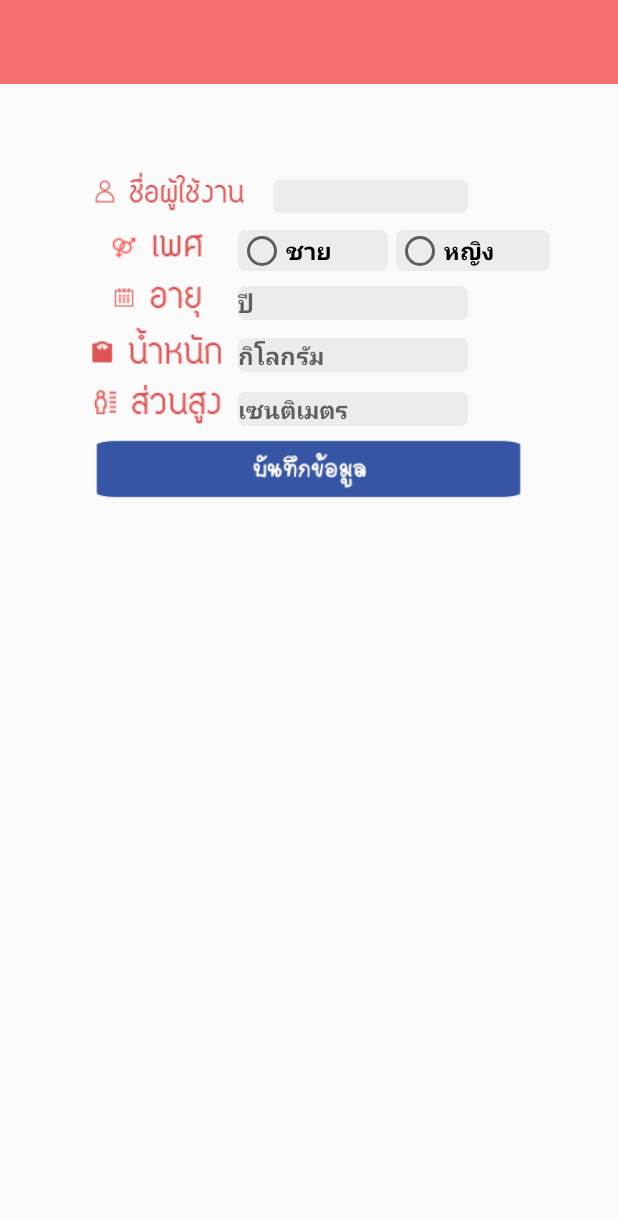
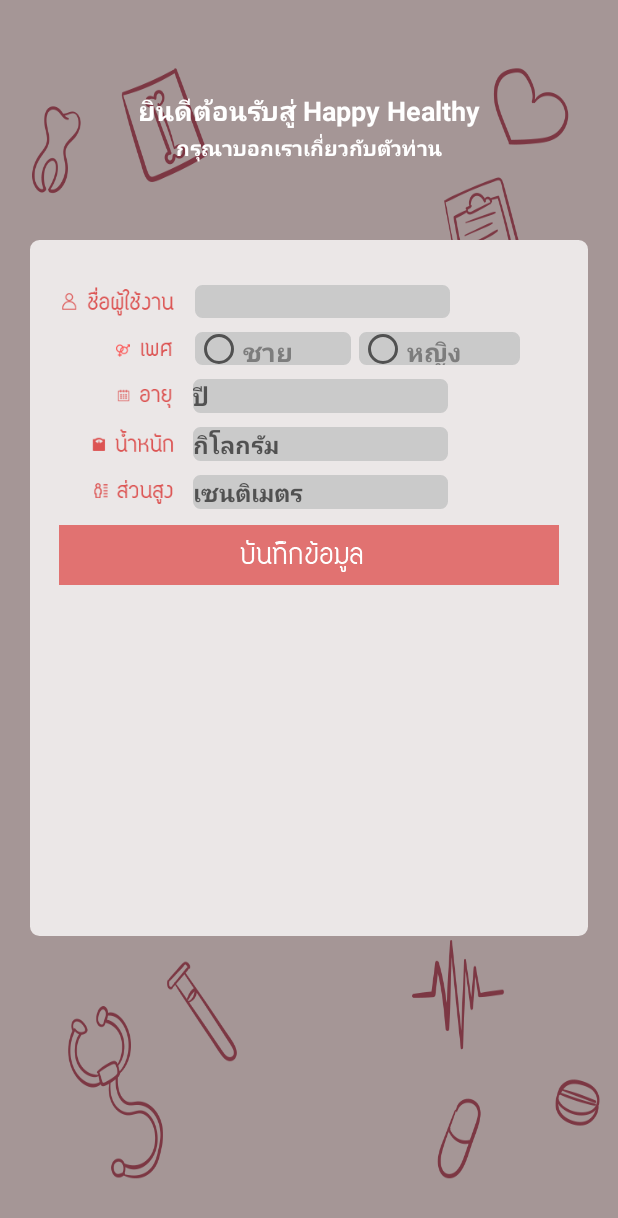
Before and after one commit to jirapornpraneet/AppHappyHealthy, an Android app: the screen it shows after launch (DataUser), on a phone screen of 412 x 824 dp. Shown: the top 1218 px of the screen. Run offline under Robolectric (Android 15) with nearby library versions, the phone set to English and light mode, and no system bars; 5 statements that could not run were skipped.

Commit message:
DesignDataUser

```diff
--- /dev/null
+++ b/app/src/main/res/drawable/my_bg_bordar_datauser.xml
@@ -0,0 +1,21 @@
+<?xml version="1.0" encoding="utf-8"?>
+<shape xmlns:android="http://schemas.android.com/apk/res/android"
+    android:shape="rectangle" >
+
+    <!-- view background color -->
+    <solid
+        android:color="#cacaca" >
+    </solid>
+
+    <!-- view border color and width -->
+    <stroke
+        android:width="2dp"
+        android:color="#cacaca" >
+    </stroke>
+
+    <!-- The radius makes the corners rounded -->
+    <corners
+        android:radius="4dp"   >
+    </corners>
+
+</shape>
--- /dev/null
+++ b/app/src/main/res/drawable/my_bgdata.xml
@@ -0,0 +1,21 @@
+<?xml version="1.0" encoding="utf-8"?>
+<shape xmlns:android="http://schemas.android.com/apk/res/android"
+    android:shape="rectangle" >
+
+    <!-- view background color -->
+    <solid
+        android:color="#ebe7e7" >
+    </solid>
+
+    <!-- view border color and width -->
+    <stroke
+        android:width="2dp"
+        android:color="#ebe7e7" >
+    </stroke>
+
+    <!-- The radius makes the corners rounded -->
+    <corners
+        android:radius="5dp"   >
+    </corners>
+
+</shape>
--- a/app/src/main/res/layout/activity_data_user.xml
+++ b/app/src/main/res/layout/activity_data_user.xml
@@ -5,69 +5,85 @@
     android:layout_width="match_parent"
     android:layout_height="match_parent"
     tools:context="com.example.nut.happyhealthy.DataUser"
-    android:orientation="horizontal">
+    android:orientation="horizontal"
+    android:background="@drawable/bgdatauser">
 
-    <LinearLayout
-        android:id="@+id/container_toolbar"
-        android:layout_width="match_parent"
+
+    <TextView
+        android:layout_width="wrap_content"
         android:layout_height="wrap_content"
-        android:orientation="vertical">
+        android:text="ยินดีต้อนรับสู่ Happy Healthy"
+        android:id="@+id/textView18"
+        android:layout_centerHorizontal="true"
+        android:layout_marginTop="60dp"
+        android:textSize="18dp"
+        android:textStyle="bold"
+        android:textColor="#ffffff" />
 
-        <include
-            android:id="@+id/toolbar"
-            layout="@layout/toolbar" />
-    </LinearLayout>
 
+    <TextView
+        android:layout_width="wrap_content"
+        android:layout_height="wrap_content"
+        android:text="กรุณาบอกเราเกี่ยวกับตัวท่าน"
+        android:id="@+id/textView19"
+        android:layout_centerHorizontal="true"
+        android:layout_marginTop="88dp"
+        android:textSize="14dp"
+        android:textStyle="bold"
+        android:textColor="#ffffff" />
 
     <LinearLayout
         android:orientation="vertical"
         android:layout_width="fill_parent"
-        android:layout_height="fill_parent"
+        android:layout_height="match_parent"
         android:id="@+id/linearLayout"
-        android:layout_marginTop="10dp">
+        android:layout_marginLeft="20dp"
+        android:layout_marginRight="20dp"
+        android:layout_marginTop="160dp"
+        android:layout_marginBottom="200dp"
+        android:background="@drawable/my_bgdata">
 
         <LinearLayout
             android:orientation="horizontal"
             android:layout_width="match_parent"
             android:layout_height="wrap_content"
-            android:layout_marginTop="100dp">
+            android:layout_marginTop="30dp"
+            android:layout_marginLeft="10dp">
 
             <ImageView
-                android:layout_width="30dp"
-                android:layout_height="35dp"
+                android:layout_width="wrap_content"
+                android:layout_height="22dp"
                 android:id="@+id/imageView15"
-                android:layout_marginLeft="60dp"
-                android:layout_weight="1"
                 android:src="@drawable/da5" />
 
             <EditText
-                android:layout_width="50dp"
+                android:layout_width="170dp"
                 android:layout_height="wrap_content"
                 android:inputType="textPersonName"
                 android:id="@+id/User_Name"
-                android:textColor="#000000"
+                android:textColor="#7d7d7d"
                 android:editable="true"
-                android:layout_marginRight="100dp"
-                android:layout_weight="1"
                 android:textSize="16dp"
-                android:layout_marginLeft="12dp"
-                android:background="@drawable/my_border_box"
-                android:textStyle="bold"
-                android:layout_marginTop="10dp" />
+                android:background="@drawable/my_bg_bordar_datauser"
+                android:textStyle="bold" />
 
         </LinearLayout>
 
         <LinearLayout
             android:orientation="horizontal"
             android:layout_width="match_parent"
-            android:layout_height="wrap_content">
+            android:layout_height="wrap_content"
+            android:layout_marginTop="9dp"
+            android:layout_marginLeft="10dp">
 
             <ImageView
-                android:layout_width="95dp"
-                android:layout_height="35dp"
+                android:layout_width="wrap_content"
+                android:layout_height="22dp"
                 android:id="@+id/imageView17"
                 android:src="@drawable/da6"
-                android:layout_marginLeft="58dp" />
+                android:layout_marginLeft="38dp" />
+
+
 
             <RadioGroup
                 android:layout_width="0dp"
@@ -75,19 +91,18 @@
                 android:orientation="horizontal"
                 android:id="@+id/User_Sex"
                 android:layout_weight="1"
-                android:layout_marginRight="40dp"
-                android:layout_marginTop="8dp">
+                android:layout_marginRight="40dp">
 
                 <RadioButton
                     android:layout_width="wrap_content"
                     android:layout_height="wrap_content"
                     android:text="ชาย"
                     android:id="@+id/man"
-                    android:textColor="#000000"
+                    android:textColor="#7d7d7d"
                     android:layout_weight="1"
                     android:checked="false"
-                    android:textSize="16sp"
-                    android:background="@drawable/my_border_box"
+                    android:textSize="17dp"
+                    android:background="@drawable/my_bg_bordar_datauser"
                     android:textStyle="bold"
                     android:layout_marginRight="5dp"
                     android:layout_marginLeft="5dp" />
@@ -97,11 +112,11 @@
                     android:layout_height="wrap_content"
                     android:text="หญิง"
                     android:id="@+id/woman"
-                    android:textColor="#000000"
+                    android:textColor="#7d7d7d"
                     android:layout_weight="1"
-                    android:textSize="16dp"
+                    android:textSize="17dp"
                     android:layout_marginRight="5dp"
-                    android:background="@drawable/my_border_box"
+                    android:background="@drawable/my_bg_bordar_datauser"
                     android:textStyle="bold" />
             </RadioGroup>
 
@@ -110,92 +125,89 @@
         <LinearLayout
             android:orientation="horizontal"
             android:layout_width="match_parent"
-            android:layout_height="wrap_content">
+            android:layout_height="wrap_content"
+            android:layout_marginTop="9dp"
+            android:layout_marginLeft="10dp">
 
             <ImageView
-                android:layout_width="95dp"
-                android:layout_height="35dp"
+                android:layout_width="wrap_content"
+                android:layout_height="22dp"
                 android:id="@+id/imageView20"
-                android:layout_marginLeft="58dp"
-                android:src="@drawable/da7" />
+                android:src="@drawable/da7"
+                android:layout_marginLeft="40dp" />
 
             <EditText
-                android:layout_width="50dp"
+                android:layout_width="170dp"
                 android:layout_height="wrap_content"
                 android:inputType="number"
                 android:ems="10"
                 android:id="@+id/User_Age"
-                android:layout_weight="2"
-                android:textColor="#000000"
-                android:background="@drawable/my_border_box"
-                android:layout_marginRight="100dp"
+                android:textColor="#7d7d7d"
+                android:background="@drawable/my_bg_bordar_datauser"
                 android:textSize="16dp"
                 android:hint="ปี"
-                android:layout_marginLeft="5dp"
-                android:layout_marginTop="10dp"
                 android:autoText="false"
-                android:textStyle="bold" />
+                android:textStyle="bold"
+                android:layout_marginLeft="5dp" />
 
         </LinearLayout>
 
         <LinearLayout
             android:orientation="horizontal"
             android:layout_width="match_parent"
-            android:layout_height="wrap_content">
+            android:layout_height="wrap_content"
+            android:layout_marginTop="9dp"
+            android:layout_marginLeft="10dp">
 
             <ImageView
-                android:layout_width="95dp"
-                android:layout_height="35dp"
+                android:layout_width="wrap_content"
+                android:layout_height="22dp"
                 android:id="@+id/imageView18"
                 android:src="@drawable/da8"
-                android:layout_marginLeft="58dp" />
+                android:layout_marginLeft="25dp" />
 
             <EditText
-                android:layout_width="40dp"
+                android:layout_width="170dp"
                 android:layout_height="wrap_content"
                 android:inputType="numberDecimal"
                 android:ems="10"
                 android:id="@+id/User_Weight"
-                android:layout_weight="2"
-                android:textColor="#000000"
-                android:background="@drawable/my_border_box"
-                android:layout_marginRight="100dp"
+                android:textColor="#7d7d7d"
+                android:background="@drawable/my_bg_bordar_datauser"
                 android:autoText="false"
                 android:textSize="16dp"
                 android:hint="กิโลกรัม"
-                android:layout_marginTop="9dp"
-                android:layout_marginLeft="5dp"
-                android:textStyle="bold" />
+                android:textStyle="bold"
+                android:layout_marginLeft="5dp" />
 
         </LinearLayout>
 
         <LinearLayout
             android:orientation="horizontal"
             android:layout_width="match_parent"
-            android:layout_height="wrap_content">
+            android:layout_height="wrap_content"
+            android:layout_marginTop="9dp"
+            android:layout_marginLeft="10dp">
 
             <ImageView
-                android:layout_width="95dp"
-                android:layout_height="35dp"
+                android:layout_width="wrap_content"
+                android:layout_height="22dp"
                 android:id="@+id/imageView19"
-                android:layout_marginLeft="58dp"
-                android:src="@drawable/da9" />
+                android:src="@drawable/da9"
+                android:layout_marginLeft="25dp" />
 
             <EditText
-                android:layout_width="50dp"
+                android:layout_width="170dp"
                 android:layout_height="wrap_content"
                 android:inputType="number"
                 android:ems="10"
                 android:id="@+id/User_Height"
-                android:layout_weight="2"
-                android:textColor="#000000"
-                android:background="@drawable/my_border_box"
-                android:layout_marginRight="100dp"
+                android:textColor="#7d7d7d"
+                android:background="@drawable/my_bg_bordar_datauser"
                 android:textSize="16dp"
-                android:layout_marginLeft="5dp"
                 android:hint="เซนติเมตร"
-                android:layout_marginTop="10dp"
-                android:textStyle="bold" />
+                android:textStyle="bold"
+                android:layout_marginLeft="5dp" />
 
         </LinearLayout>
 
@@ -203,15 +215,14 @@
     </LinearLayout>
 
     <ImageView
-        android:layout_width="290dp"
-        android:layout_height="65dp"
+        android:layout_width="wrap_content"
+        android:layout_height="wrap_content"
         android:id="@+id/imageView8"
         android:layout_centerHorizontal="true"
         android:onClick="ClickDisPlay"
-        android:src="@drawable/savedis2"
-        android:layout_marginTop="280dp"
-        android:layout_marginLeft="10dp"
-        android:layout_marginRight="10dp" />
+        android:src="@drawable/savedatauser"
+        android:layout_marginTop="350dp"
+        android:layout_alignParentBottom="false" />
 
 
 </RelativeLayout>
```
Also changed, not shown: app/src/main/res/drawable-hdpi/bgdatauser.png (added), app/src/main/res/drawable-hdpi/savedatauser.png (added).
